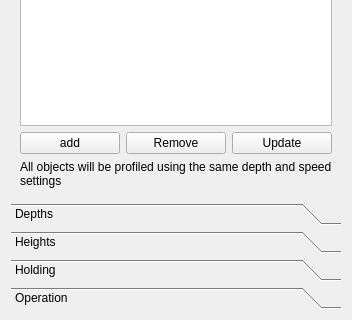
This is src/Mod/Path/Gui/ProfileEdit.ui in berndhahnebach/All_FreeCAD as Qt 5 draws it before an edit; both pictures show x 0 to 352 and y 205 to 525 of the 352 by 525 pixel window. The edited form follows.
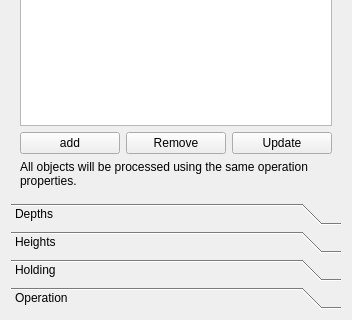
This is the edited form. Icons and pictures are not drawn. Custom widgets are drawn as their Qt base class.

Commit message: First try at a remote operation.

```diff
--- a/src/Mod/Path/Gui/ProfileEdit.ui
+++ b/src/Mod/Path/Gui/ProfileEdit.ui
@@ -94,7 +94,7 @@
        <item row="2" column="0" colspan="3">
         <widget class="QLabel" name="label">
          <property name="text">
-          <string>All objects will be profiled using the same depth and speed settings</string>
+          <string>All objects will be processed using the same operation properties.</string>
          </property>
          <property name="textFormat">
           <enum>Qt::AutoText</enum>
```
The commit also changes 5 other files.
